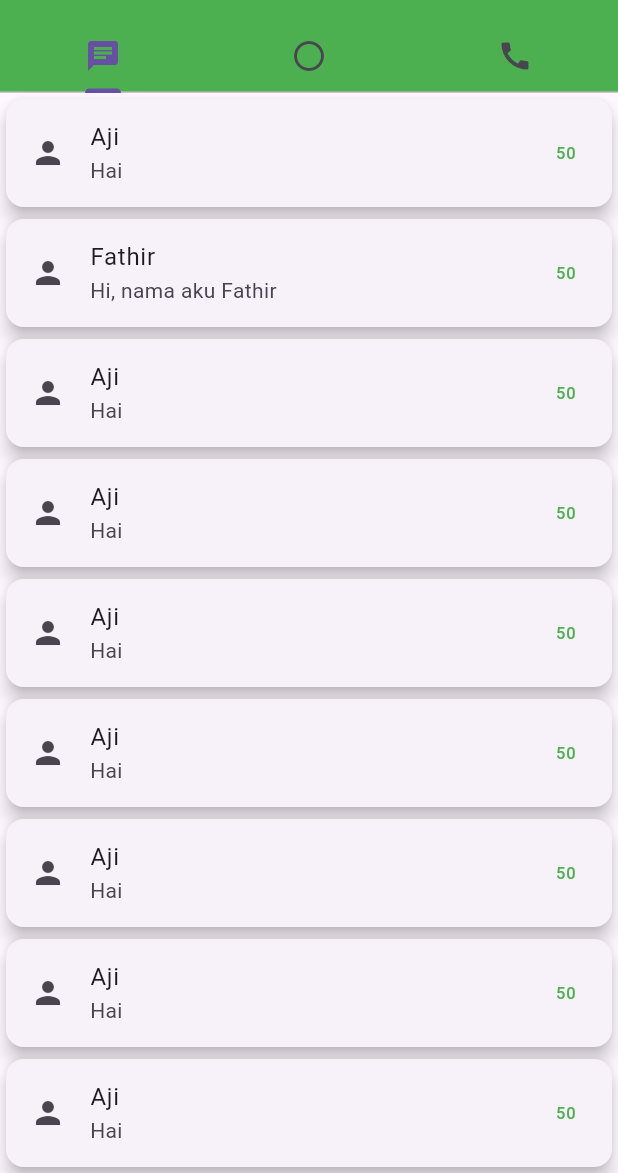
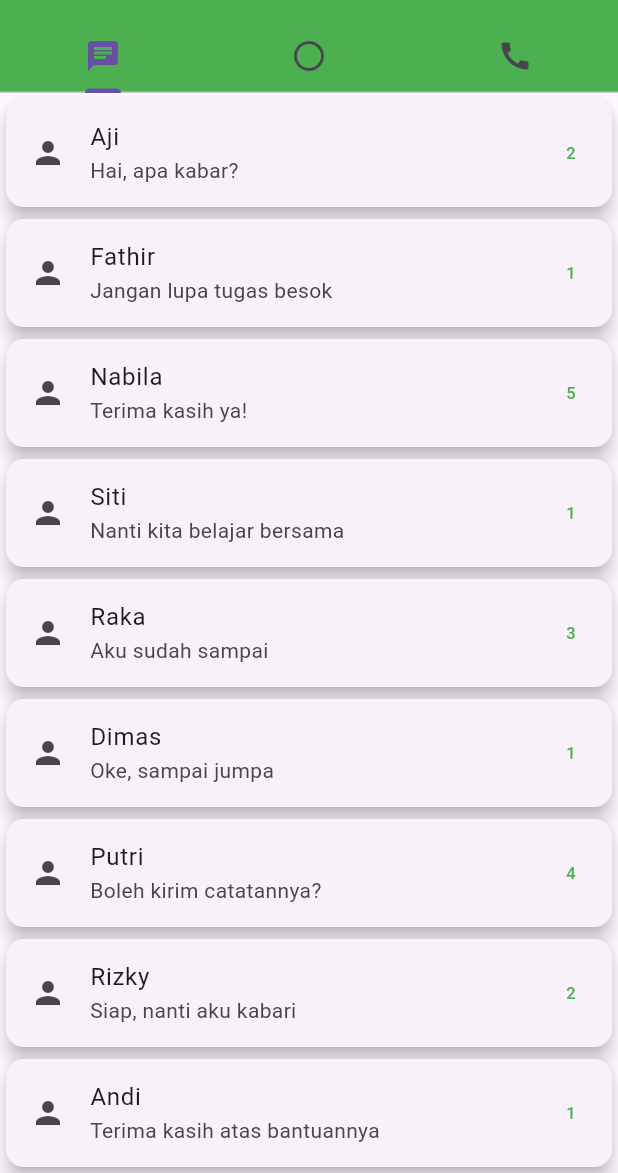
Before and after one commit to 26valdy/WhatsApp-Flutter-Project, a Flutter app: the screen it shows after launch, on a phone screen of 412 x 824 dp, the part 63-1236 px from its top. Run offline on Flutter 3.47's test engine with Material 3 defaults, Android fonts, the phone set to English and light mode, and no system bars.

Commit message:
Penggunaan widget Padding() & ListView()

```diff
--- a/lib/main.dart
+++ b/lib/main.dart
@@ -1,8 +1,7 @@
 import 'package:flutter/material.dart';
 
 void main() {
-  runApp
-  (const MyApp());
+  runApp(const MyApp());
 }
 
 class MyApp extends StatelessWidget {
@@ -12,10 +11,8 @@ class MyApp extends StatelessWidget {
   Widget build(BuildContext context) {
     return MaterialApp(
       title: 'WhatsApp',
-      theme: ThemeData(
-        primarySwatch: Colors.blue,
-      ),
-      home: const MyHomePage(title: 'Flutter Demo Home Page'),
+      theme: ThemeData(primarySwatch: Colors.blue),
+      home: const MyHomePage(title: 'WhatsApp'),
     );
   }
 }
@@ -49,214 +46,108 @@ class _MyHomePageState extends State<MyHomePage> {
         body: TabBarView(
           children: [
             ListView(
-            children: [
+              children: const [
                 Card(
                   elevation: 5,
                   child: ListTile(
                     leading: Icon(Icons.person),
-                  title: Text("Aji"),
-                  subtitle: Text("Hai"),
-                  trailing: Text(
-                    "50",
-                    style: TextStyle(color: Colors.green),
-                  ),
+                    title: Text('Aji'),
+                    subtitle: Text('Hai, apa kabar?'),
+                    trailing: Text('2', style: TextStyle(color: Colors.green)),
                   ),
                 ),
                 Card(
                   elevation: 5,
                   child: ListTile(
                     leading: Icon(Icons.person),
-                  title: Text("Fathir"),
-                  subtitle: Text("Hi, nama aku Fathir"),
-                  trailing: Text(
-                    "50",
-                    style: TextStyle(color: Colors.green),
-                  ),
+                    title: Text('Fathir'),
+                    subtitle: Text('Jangan lupa tugas besok'),
+                    trailing: Text('1', style: TextStyle(color: Colors.green)),
                   ),
                 ),
                 Card(
                   elevation: 5,
                   child: ListTile(
                     leading: Icon(Icons.person),
-                  title: Text("Aji"),
-                  subtitle: Text("Hai"),
-                  trailing: Text(
-                    "50",
-                    style: TextStyle(color: Colors.green),
-                  ),
+                    title: Text('Nabila'),
+                    subtitle: Text('Terima kasih ya!'),
+                    trailing: Text('5', style: TextStyle(color: Colors.green)),
                   ),
                 ),
                 Card(
                   elevation: 5,
                   child: ListTile(
                     leading: Icon(Icons.person),
-                  title: Text("Aji"),
-                  subtitle: Text("Hai"),
-                  trailing: Text(
-                    "50",
-                    style: TextStyle(color: Colors.green),
-                  ),
+                    title: Text('Siti'),
+                    subtitle: Text('Nanti kita belajar bersama'),
+                    trailing: Text('1', style: TextStyle(color: Colors.green)),
                   ),
                 ),
                 Card(
                   elevation: 5,
                   child: ListTile(
                     leading: Icon(Icons.person),
-                  title: Text("Aji"),
-                  subtitle: Text("Hai"),
-                  trailing: Text(
-                    "50",
-                    style: TextStyle(color: Colors.green),
-                  ),
+                    title: Text('Raka'),
+                    subtitle: Text('Aku sudah sampai'),
+                    trailing: Text('3', style: TextStyle(color: Colors.green)),
                   ),
                 ),
                 Card(
                   elevation: 5,
                   child: ListTile(
                     leading: Icon(Icons.person),
-                  title: Text("Aji"),
-                  subtitle: Text("Hai"),
-                  trailing: Text(
-                    "50",
-                    style: TextStyle(color: Colors.green),
-                  ),
+                    title: Text('Dimas'),
+                    subtitle: Text('Oke, sampai jumpa'),
+                    trailing: Text('1', style: TextStyle(color: Colors.green)),
                   ),
                 ),
                 Card(
                   elevation: 5,
                   child: ListTile(
                     leading: Icon(Icons.person),
-                  title: Text("Aji"),
-                  subtitle: Text("Hai"),
-                  trailing: Text(
-                    "50",
-                    style: TextStyle(color: Colors.green),
-                  ),
+                    title: Text('Putri'),
+                    subtitle: Text('Boleh kirim catatannya?'),
+                    trailing: Text('4', style: TextStyle(color: Colors.green)),
                   ),
                 ),
                 Card(
                   elevation: 5,
                   child: ListTile(
                     leading: Icon(Icons.person),
-                  title: Text("Aji"),
-                  subtitle: Text("Hai"),
-                  trailing: Text(
-                    "50",
-                    style: TextStyle(color: Colors.green),
-                  ),
+                    title: Text('Rizky'),
+                    subtitle: Text('Siap, nanti aku kabari'),
+                    trailing: Text('2', style: TextStyle(color: Colors.green)),
                   ),
                 ),
                 Card(
                   elevation: 5,
                   child: ListTile(
                     leading: Icon(Icons.person),
-                  title: Text("Aji"),
-                  subtitle: Text("Hai"),
-                  trailing: Text(
-                    "50",
-                    style: TextStyle(color: Colors.green),
-                  ),
+                    title: Text('Andi'),
+                    subtitle: Text('Terima kasih atas bantuannya'),
+                    trailing: Text('1', style: TextStyle(color: Colors.green)),
                   ),
                 ),
                 Card(
                   elevation: 5,
                   child: ListTile(
                     leading: Icon(Icons.person),
-                  title: Text("Aji"),
-                  subtitle: Text("Hai"),
-                  trailing: Text(
-                    "50",
-                    style: TextStyle(color: Colors.green),
-                  ),
+                    title: Text('Citra'),
+                    subtitle: Text('Sampai ketemu besok'),
+                    trailing: Text('6', style: TextStyle(color: Colors.green)),
                   ),
                 ),
                 Card(
                   elevation: 5,
                   child: ListTile(
                     leading: Icon(Icons.person),
-                  title: Text("Aji"),
-                  subtitle: Text("Hai"),
-                  trailing: Text(
-                    "50",
-                    style: TextStyle(color: Colors.green),
-                  ),
-                ),
-              ),
-              Card(
-                elevation: 5,
-                child: ListTile(
-                  leading: Icon(Icons.person),
-                  title: Text("Aji"),
-                  subtitle: Text("Hai"),
-                  trailing: Text(
-                    "50",
-                    style: TextStyle(color: Colors.green),
-                  ),
-                ),
-              ),
-              Card(
-                elevation: 5,
-                child: ListTile(
-                  leading: Icon(Icons.person),
-                  title: Text("Aji"),
-                  subtitle: Text("Hai"),
-                  trailing: Text(
-                    "50",
-                    style: TextStyle(color: Colors.green),
-                  ),
-                ),
-              ),
-              Card(
-                elevation: 5,
-                child: ListTile(
-                  leading: Icon(Icons.person),
-                  title: Text("Aji"),
-                  subtitle: Text("Hai"),
-                  trailing: Text(
-                    "50",
-                    style: TextStyle(color: Colors.green),
-                  ),
-                ),
-              ),
-              Card(
-                elevation: 5,
-                child: ListTile(
-                  leading: Icon(Icons.person),
-                  title: Text("Aji"),
-                  subtitle: Text("Hai"),
-                  trailing: Text(
-                    "50",
-                    style: TextStyle(color: Colors.green),
-                  ),
-                ),
-              ),
-              Card(
-                elevation: 5,
-                child: ListTile(
-                  leading: Icon(Icons.person),
-                  title: Text("Aji"),
-                  subtitle: Text("Hai"),
-                  trailing: Text(
-                    "50",
-                    style: TextStyle(color: Colors.green),
-                  ),
-                ),
-              ),
-              Card(
-                elevation: 5,
-                child: ListTile(
-                  leading: Icon(Icons.person),
-                  title: Text("Aji"),
-                  subtitle: Text("Hai"),
-                  trailing: Text(
-                    "50",
-                    style: TextStyle(color: Colors.green),
-                  ),
+                    title: Text('Budi'),
+                    subtitle: Text('Baik, aku mengerti'),
+                    trailing: Text('1', style: TextStyle(color: Colors.green)),
                   ),
                 ),
               ],
             ),
-
             ListView(
               children: const [
                 ListTile(
@@ -278,14 +169,23 @@ class _MyHomePageState extends State<MyHomePage> {
                       ),
                     ],
                   ),
-                  title: Text("Status Saya", style: TextStyle(fontWeight: FontWeight.bold)),
+                  title: Text(
+                    "Status Saya",
+                    style: TextStyle(fontWeight: FontWeight.bold),
+                  ),
                   subtitle: Text("Ketuk untuk menambahkan pembaruan status"),
                 ),
                 Padding(
-                  padding: EdgeInsets.symmetric(horizontal: 16.0, vertical: 8.0),
-                  child: Text(
-                    "Pembaruan terkini",
-                    style: TextStyle(color: Colors.grey, fontWeight: FontWeight.bold),
+                  padding: const EdgeInsets.symmetric(
+                    horizontal: 16,
+                    vertical: 8,
+                  ),
+                  child: const Text(
+                    'Pembaruan terkini',
+                    style: TextStyle(
+                      color: Colors.grey,
+                      fontWeight: FontWeight.bold,
+                    ),
                   ),
                 ),
                 ListTile(
@@ -298,7 +198,10 @@ class _MyHomePageState extends State<MyHomePage> {
                       child: Icon(Icons.person, color: Colors.white),
                     ),
                   ),
-                  title: Text("Aji", style: TextStyle(fontWeight: FontWeight.bold)),
+                  title: Text(
+                    "Aji",
+                    style: TextStyle(fontWeight: FontWeight.bold),
+                  ),
                   subtitle: Text("Hari ini, 08.20"),
                 ),
               ],
@@ -311,7 +214,10 @@ class _MyHomePageState extends State<MyHomePage> {
                     backgroundColor: Colors.grey,
                     child: Icon(Icons.person, color: Colors.white),
                   ),
-                  title: Text("Fathir", style: TextStyle(fontWeight: FontWeight.bold)),
+                  title: Text(
+                    "Fathir",
+                    style: TextStyle(fontWeight: FontWeight.bold),
+                  ),
                   subtitle: Row(
                     children: [
                       Icon(Icons.call_received, color: Colors.red, size: 16),
@@ -326,7 +232,10 @@ class _MyHomePageState extends State<MyHomePage> {
                     backgroundColor: Colors.grey,
                     child: Icon(Icons.person, color: Colors.white),
                   ),
-                  title: Text("Aji", style: TextStyle(fontWeight: FontWeight.bold)),
+                  title: Text(
+                    "Aji",
+                    style: TextStyle(fontWeight: FontWeight.bold),
+                  ),
                   subtitle: Row(
                     children: [
                       Icon(Icons.call_made, color: Colors.green, size: 16),
```
Lines whose indentation alone changed are shown as unchanged.
